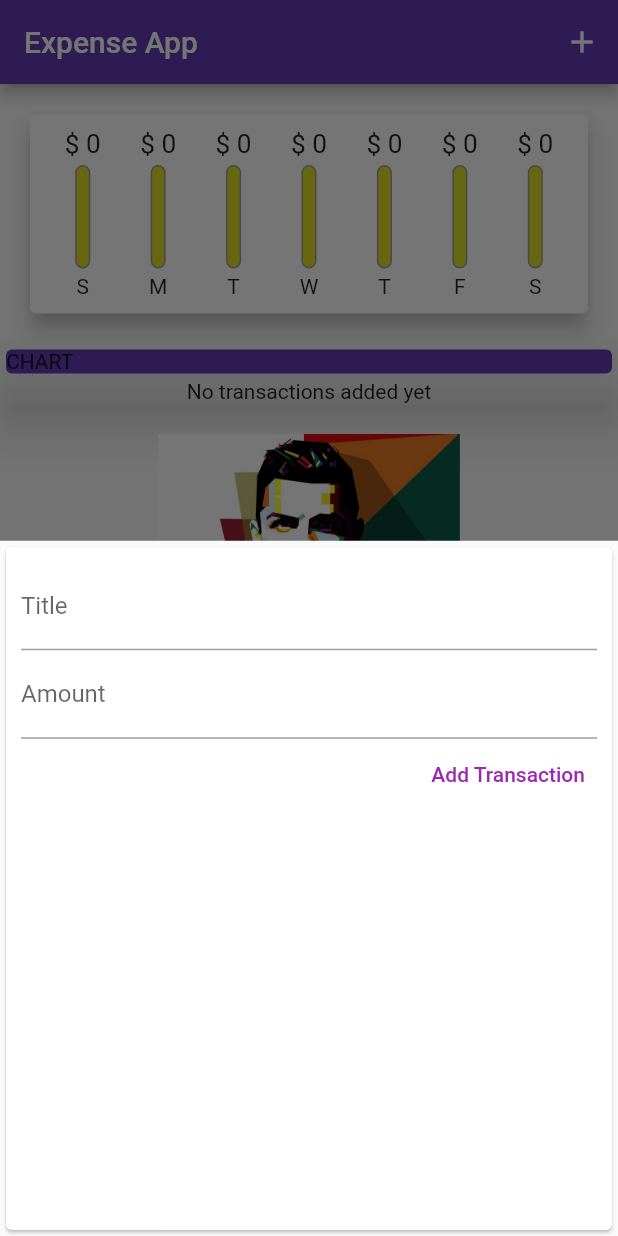
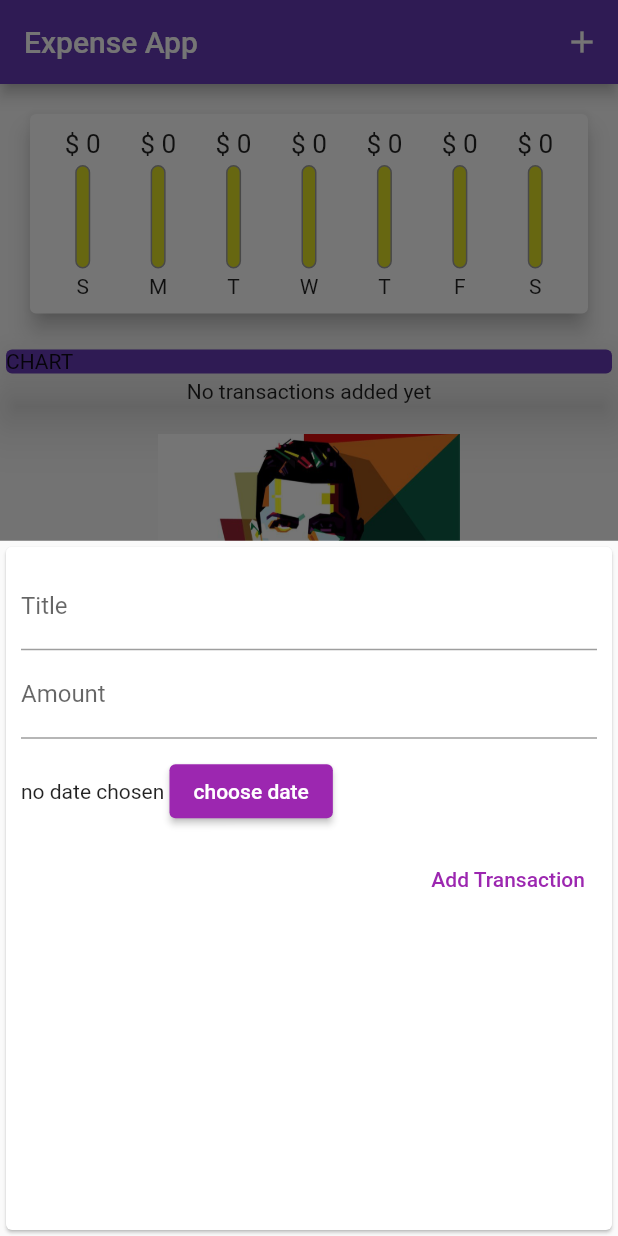
Before and after one commit to ashutoshnautiyal7/ExpenseApp, a Flutter app: the screen it shows after launch, after a tap on the "add" icon, on a phone screen of 412 x 824 dp. Run offline on Flutter 3.47's test engine with Material 2 defaults, Android fonts, the phone set to English and light mode, and no system bars; missing offline and left inert: dart:ffi.

Commit message:
done upto lect 111

```diff
--- a/lib/widgets/new_transaction.dart
+++ b/lib/widgets/new_transaction.dart
@@ -58,6 +58,18 @@ class _NewTransactionState extends State<NewTransaction> {
             keyboardType: TextInputType.number,
             onSubmitted: (_) => submitData,
           ),
+          Container(
+            height: 70,
+            child: Row(
+              children: [
+                Text('no date chosen '),
+                ElevatedButton(
+                  child: Text('choose date'),
+                  onPressed: () {},
+                )
+              ],
+            ),
+          ),
           TextButton(
             child: Text('Add Transaction'),
             onPressed: submitData,
```
